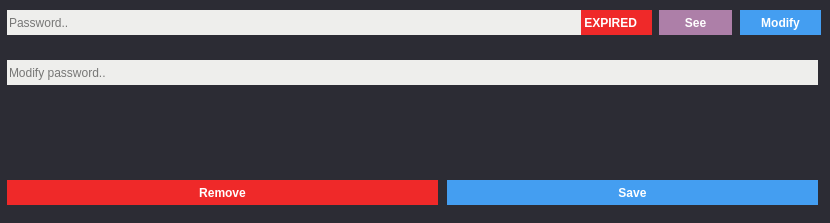
Above: Blue/DBWidgets/dbwpasswordfield.ui from AmiditeX/Blue before the change. Below: the same form after it.
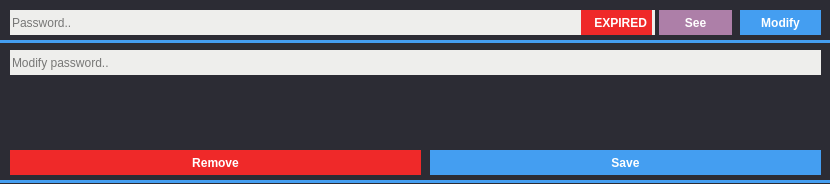
That is the form after the change.

What changed in the file:
```diff
--- a/Blue/DBWidgets/dbwpasswordfield.ui
+++ b/Blue/DBWidgets/dbwpasswordfield.ui
@@ -7,7 +7,7 @@
     <x>0</x>
     <y>0</y>
     <width>830</width>
-    <height>223</height>
+    <height>184</height>
    </rect>
   </property>
   <property name="windowTitle">
@@ -19,9 +19,9 @@
   <widget class="QPushButton" name="remove">
    <property name="geometry">
     <rect>
-     <x>7</x>
-     <y>180</y>
-     <width>431</width>
+     <x>10</x>
+     <y>150</y>
+     <width>411</width>
      <height>25</height>
     </rect>
    </property>
@@ -45,7 +45,7 @@
   <widget class="QLineEdit" name="passwordField">
    <property name="geometry">
     <rect>
-     <x>7</x>
+     <x>10</x>
      <y>10</y>
      <width>645</width>
      <height>25</height>
@@ -75,9 +75,9 @@
   <widget class="QWidget" name="expiration" native="true">
    <property name="geometry">
     <rect>
-     <x>-3</x>
-     <y>100</y>
-     <width>830</width>
+     <x>250</x>
+     <y>90</y>
+     <width>380</width>
      <height>46</height>
     </rect>
    </property>
@@ -85,8 +85,8 @@
   <widget class="QLineEdit" name="passwordModify">
    <property name="geometry">
     <rect>
-     <x>7</x>
-     <y>60</y>
+     <x>10</x>
+     <y>50</y>
      <width>811</width>
      <height>25</height>
     </rect>
@@ -144,9 +144,9 @@
   <widget class="QPushButton" name="save">
    <property name="geometry">
     <rect>
-     <x>447</x>
-     <y>180</y>
-     <width>371</width>
+     <x>430</x>
+     <y>150</y>
+     <width>391</width>
      <height>25</height>
     </rect>
    </property>
@@ -182,7 +182,7 @@
 font-weight: bold</string>
    </property>
    <property name="text">
-    <string> EXPIRED</string>
+    <string>    EXPIRED</string>
    </property>
   </widget>
   <widget class="QPushButton" name="see">
@@ -214,6 +214,38 @@
     <bool>true</bool>
    </property>
   </widget>
+  <widget class="QLabel" name="downColor">
+   <property name="geometry">
+    <rect>
+     <x>0</x>
+     <y>40</y>
+     <width>830</width>
+     <height>3</height>
+    </rect>
+   </property>
+   <property name="styleSheet">
+    <string notr="true">background-color: rgb(68, 158, 241);</string>
+   </property>
+   <property name="text">
+    <string/>
+   </property>
+  </widget>
+  <widget class="QLabel" name="downColor_3">
+   <property name="geometry">
+    <rect>
+     <x>0</x>
+     <y>180</y>
+     <width>830</width>
+     <height>3</height>
+    </rect>
+   </property>
+   <property name="styleSheet">
+    <string notr="true">background-color: rgb(68, 158, 241);</string>
+   </property>
+   <property name="text">
+    <string/>
+   </property>
+  </widget>
  </widget>
  <resources/>
  <connections/>
```
